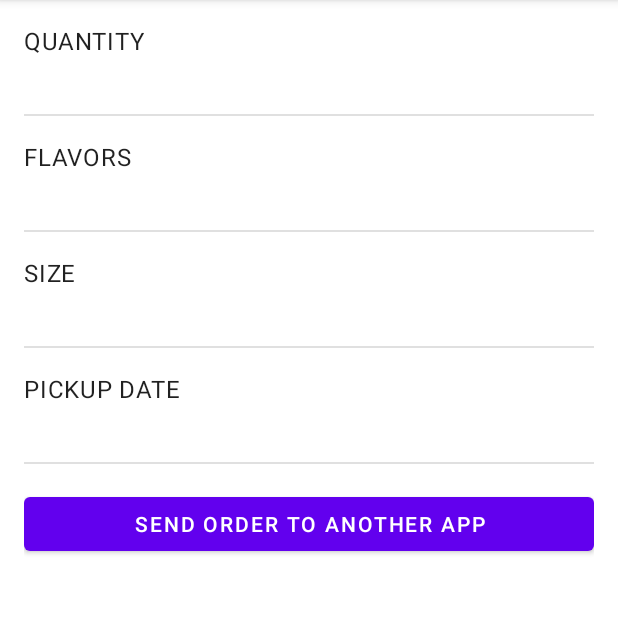
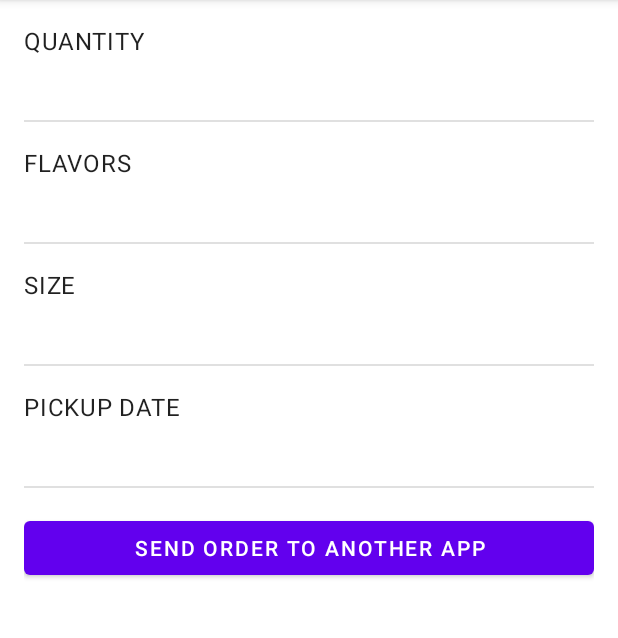
Before and after one commit to theMagusDev/OrderPizzaApp, an Android app: the fragment SummaryFragment shown on its own in the app's theme, on a phone screen of 412 x 824 dp, the part 84-722 px from its top. Run offline under Robolectric (Android 15) with nearby library versions, the light colour scheme and no system bars; our stand-ins replace data binding.

Commit message:
fragment_summary.xml improvements

```diff
--- a/app/src/main/res/values/dimens.xml
+++ b/app/src/main/res/values/dimens.xml
@@ -7,4 +7,5 @@
     <dimen name="margin_from_top">24dp</dimen>
     <dimen name="side_margin">16dp</dimen>
     <dimen name="margin_between_elements">8dp</dimen>
+    <dimen name="order_summary_margin">4dp</dimen>
 </resources>
--- a/app/src/main/res/values/styles.xml
+++ b/app/src/main/res/values/styles.xml
@@ -32,5 +32,6 @@
     <style name="Widget.Pizza.TextView.Summary" parent="Widget.AppCompat.TextView">
         <item name="android:textAppearance">?attr/textAppearanceBody1</item>
         <item name="android:textStyle">bold</item>
+        <item name="android:layout_marginTop">@dimen/order_summary_margin</item>
     </style>
 </resources>
```
